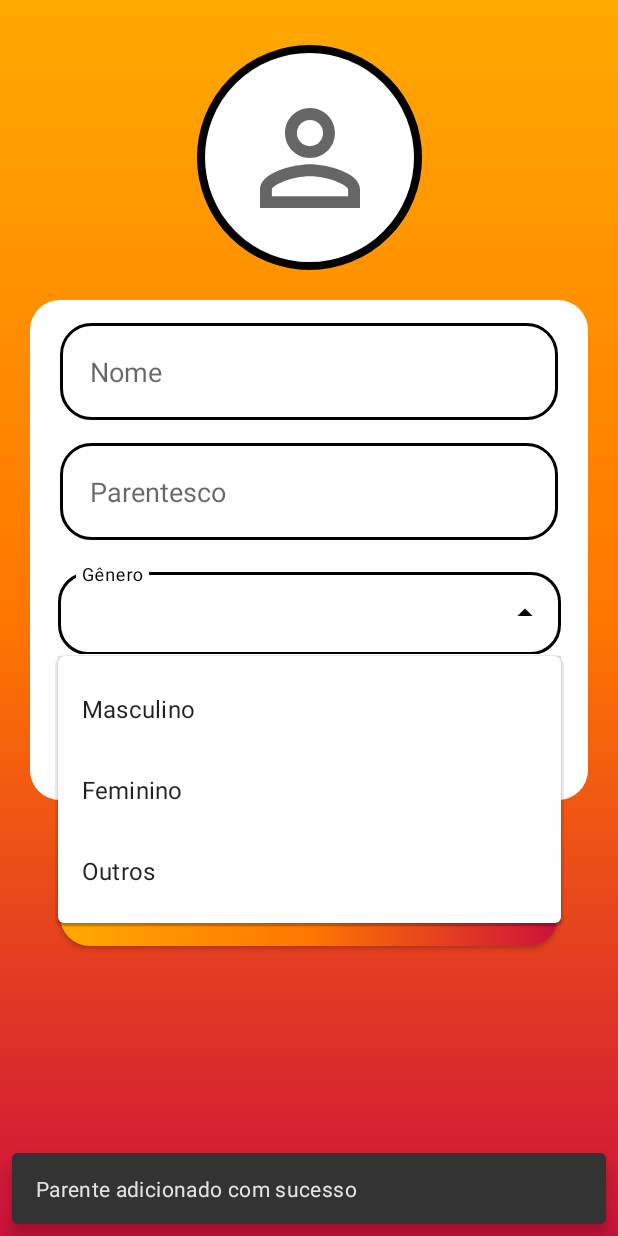
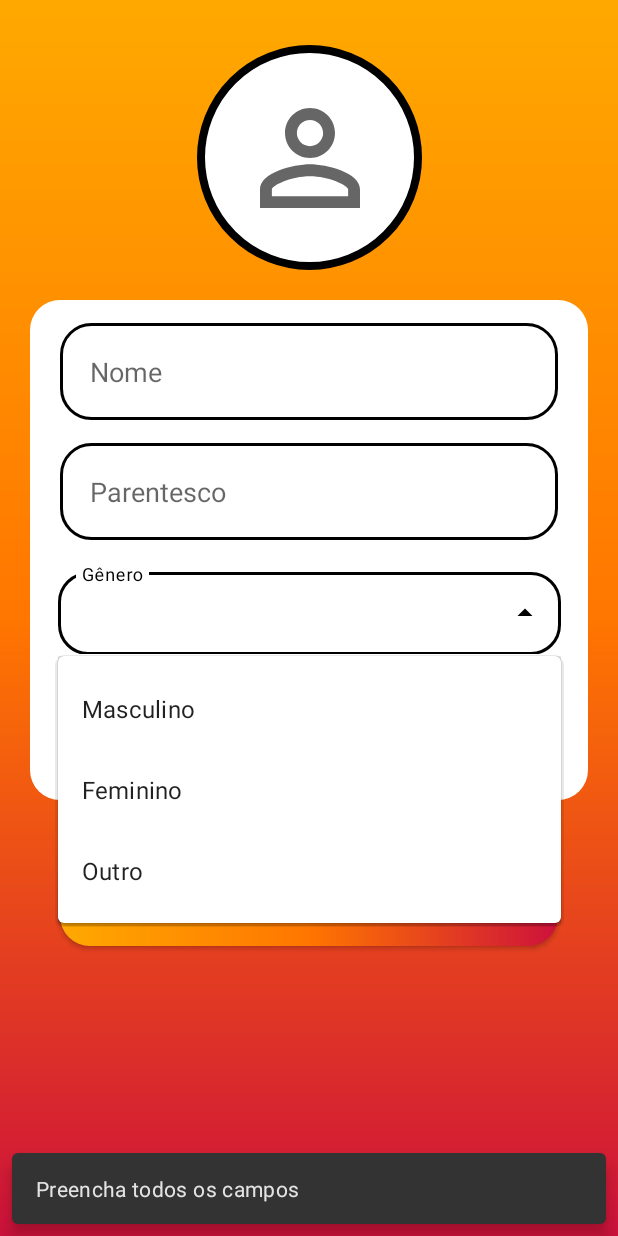
Before and after one commit to WillianKohatsu/ArvoreGenealogica, an Android app: the AddParente screen opened directly, with no data from a screen before it, after a tap on an icon or button, on a phone screen of 412 x 824 dp. Run offline under Robolectric (Android 15) with nearby library versions, the phone set to English and light mode, and no system bars; 2 other taps on this screen came first.

Commit message:
Ajustadas instancias de objetos das classes AddParente e ListaParente para exibição.

```diff
--- a/app/src/main/java/com/example/arvoregenealogica/AddParente.java
+++ b/app/src/main/java/com/example/arvoregenealogica/AddParente.java
@@ -28,11 +28,11 @@ public class AddParente extends AppCompatActivity {
     private DatabaseHelper db;
     private EditText nomeParente, parentesco;
     private Button btnAdicionar;
-    String[] genero = {"Masculino", "Feminino", "Outros"};
+    String[] genero = {"Masculino", "Feminino", "Outro"};
     String[] mensagem = {"Preencha todos os campos", "Parente adicionado com sucesso"};
 
-    String nome = nomeParente.getText().toString();
-    String titulo = parentesco.getText().toString();
+    String nome = "";
+    String titulo = "";
     String dtNasc, gen;
     String imagem = "";
 
@@ -42,6 +42,7 @@ public class AddParente extends AppCompatActivity {
 
     @Override
     protected void onCreate(Bundle savedInstanceState) {
+
         super.onCreate(savedInstanceState);
         setContentView(R.layout.activity_parente);
 
@@ -64,7 +65,8 @@ public class AddParente extends AppCompatActivity {
         });
 
         btnAdicionar.setOnClickListener(view -> {
-
+            nome = nomeParente.getText().toString();
+            titulo = parentesco.getText().toString();
             if(nome.isEmpty() || dtNasc.isEmpty()){
                 Snackbar snackbar = Snackbar.make(view, mensagem[0], Snackbar.LENGTH_SHORT);
                 snackbar.show();
@@ -99,6 +101,7 @@ public class AddParente extends AppCompatActivity {
         parentesco = findViewById(R.id.editParentesco);
         btnAdicionar = findViewById(R.id.btnAdicionar);
         autoCompleteTextView = findViewById(R.id.auto);
+        dtNasc = getTodaysDate();
     }
 
     private String getTodaysDate()
--- a/app/src/main/java/com/example/arvoregenealogica/ui/FamilyTreeActivity.java
+++ b/app/src/main/java/com/example/arvoregenealogica/ui/FamilyTreeActivity.java
@@ -7,6 +7,7 @@ import android.widget.Button;
 
 import com.alibaba.fastjson.JSONArray;
 import com.alibaba.fastjson.JSONObject;
+import com.example.arvoregenealogica.db.DatabaseHelper;
 import com.example.arvoregenealogica.interfaces.OnFamilySelectListener;
 import com.example.arvoregenealogica.model.FamilyMember;
 import com.example.arvoregenealogica.ui.view.FamilyTreeView;
@@ -90,6 +91,9 @@ public class FamilyTreeActivity extends BaseActivity {
 
             mDatabase = new FamilyLiteOrm(this);
 
+            new DatabaseHelper(this).recreate();
+            new DatabaseHelper(this).insertValoresTeste();
+
             String novoJson = new ConvertPessoa(this).listarJsonFamilyMembers();
             List<FamilyMember> mList = JSONObject.parseArray(novoJson, FamilyMember.class);
 
```
Also changed, not shown: app/src/main/java/com/example/arvoregenealogica/ListaParente.java (+6 -4 lines), app/src/main/res/layout/activity_perfil.xml (+25 -25 lines).
